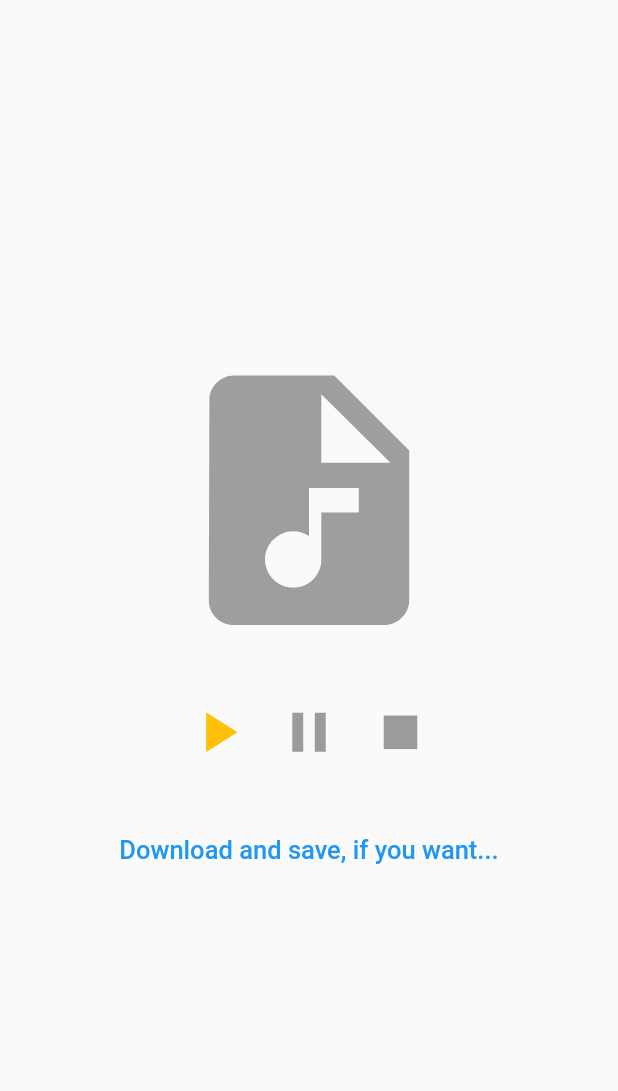
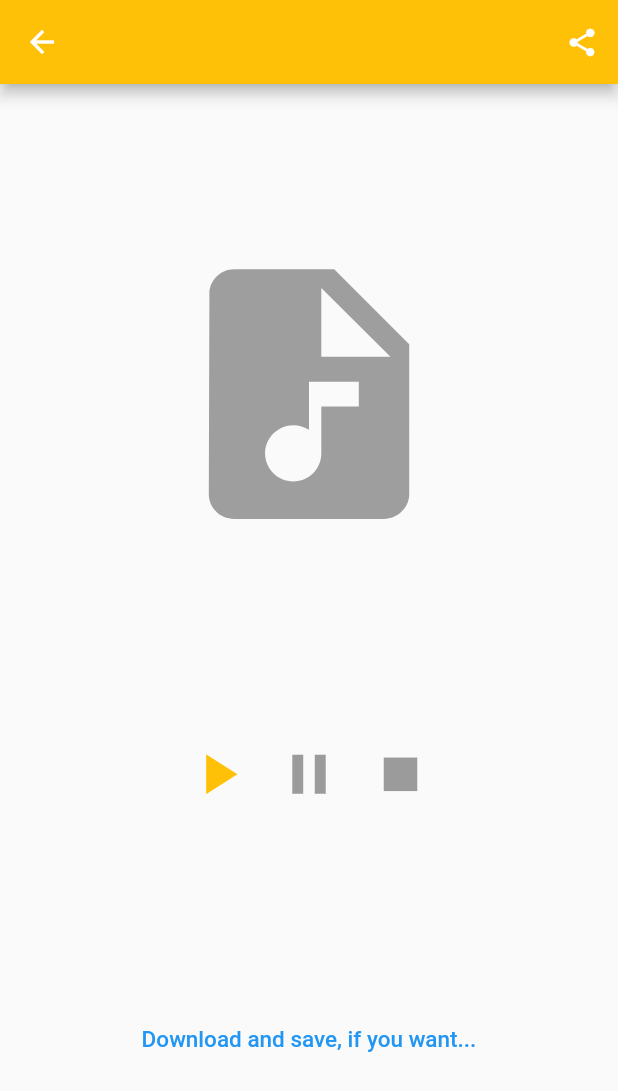
Before and after one commit to vahidmohammadisan/clean-flutter-song-listening-app, a Flutter app: the AudioApp screen opened directly with empty values, on a phone screen of 412 x 824 dp. Shown: the top 1091 px of the screen. Run offline on Flutter 3.47's test engine with Material 2 defaults, Android fonts, the phone set to English and light mode, and no system bars; our stand-ins replace bloc, dartz, equatable, flutter_bloc, get, get_it and 3 more; missing offline and left inert: audioplayer; network calls fail.

Commit message:
sharing song was implemented

```diff
--- a/lib/presentation/pages/listing_page.dart
+++ b/lib/presentation/pages/listing_page.dart
@@ -123,9 +123,7 @@ class _ListingPage extends State<ListingPage> {
                   itemCount: state.music.musicList.length,
                   itemBuilder: (context, position) {
                     return state.music.musicList.isEmpty
-                        ? const Center(
-                            child: Text('Oops!, No '
-                                'Result Found.'))
+                        ? const Center(child: Text('Oops!, No Result Found.'))
                         : Column(
                             children: [
                               ListTile(
@@ -194,7 +192,9 @@ class _ListingPage extends State<ListingPage> {
           }
         }),
         Row(
+          verticalDirection: VerticalDirection.down,
           mainAxisAlignment: MainAxisAlignment.center,
+          crossAxisAlignment: CrossAxisAlignment.center,
           children: [
             FloatingActionButton.small(
               backgroundColor: Colors.amber,
--- a/lib/presentation/pages/play_music.dart
+++ b/lib/presentation/pages/play_music.dart
@@ -9,6 +9,7 @@ import 'package:flutter/material.dart';
 import 'package:flutter/widgets.dart';
 import 'package:http/http.dart';
 import 'package:path_provider/path_provider.dart';
+import 'package:share/share.dart';
 
 class PlayMusic extends StatelessWidget {
   PlayMusic({this.music, this.onPressed});
@@ -18,17 +19,13 @@ class PlayMusic extends StatelessWidget {
 
   @override
   Widget build(BuildContext context) {
-    return Scaffold(
-      appBar: AppBar(
-        backgroundColor: Colors.amber,
-        title: Text(music.Name.split("Yeni")[0]),
-      ),
-      body: AudioApp(music),
-    );
+    return AudioApp(music);
   }
 }
 
 enum PlayerState { stopped, playing, paused }
+
+enum DownloadState { Downloaded, Downloading, Download }
 
 typedef void OnError(Exception exception);
 
@@ -49,12 +46,17 @@ class _AudioAppState extends State<AudioApp> {
   Duration position;
   AudioPlayer audioPlayer;
   String localFilePath;
-  var isDownloaded = false;
   PlayerState playerState = PlayerState.stopped;
 
   get isPlaying => playerState == PlayerState.playing;
 
   get isPaused => playerState == PlayerState.paused;
+
+  DownloadState downloadState = DownloadState.Download;
+
+  get isDownloaded => downloadState == DownloadState.Downloaded;
+
+  get isDownloading => downloadState == DownloadState.Downloading;
 
   get durationText =>
       duration != null ? duration.toString().split('.').first : '';
@@ -144,7 +146,7 @@ class _AudioAppState extends State<AudioApp> {
     final file = File('${dir.path}/${music.Name}.mp3');
     if (await file.exists()) {
       setState(() {
-        isDownloaded = true;
+        downloadState = DownloadState.Downloaded;
       });
       setState(() {
         localFilePath = file.path;
@@ -181,7 +183,7 @@ class _AudioAppState extends State<AudioApp> {
         localFilePath = file.path;
       });
       setState(() {
-        isDownloaded = true;
+        downloadState = DownloadState.Downloaded;
       });
     }
   }
@@ -189,11 +191,32 @@ class _AudioAppState extends State<AudioApp> {
   @override
   Widget build(BuildContext context) {
     final textTheme = Theme.of(context).textTheme;
-    return Center(
+    return Scaffold(
+        appBar: AppBar(
+          backgroundColor: Colors.amber,
+          title: Text('${music.Name.split("Yeni")[0]}\n ${music.Signer}'),
+          actions: [
+            IconButton(
+              iconSize: 22.0,
+              icon: const Icon(
+                Icons.share,
+                color: Colors.white,
+              ),
+              onPressed: () {
+                if (localFilePath != null) {
+                  Share.shareFiles([localFilePath], text: music.Name);
+                } else {
+                  Share.share(music.Link, subject: music.Name);
+                }
+              },
+            )
+          ],
+        ),
+        body: Center(
           child: Center(
             child: Column(
               mainAxisAlignment: MainAxisAlignment.spaceEvenly,
-          mainAxisSize: MainAxisSize.min,
+              // mainAxisSize: MainAxisSize.min,
               children: [
                 IconButton(
                     iconSize: 200.0,
@@ -211,12 +234,19 @@ class _AudioAppState extends State<AudioApp> {
                       mainAxisAlignment: MainAxisAlignment.spaceEvenly,
                       children: [
                         TextButton(
-                      onPressed: () => _loadFile(),
+                          onPressed: () {
+                            _loadFile();
+                            setState(() {
+                              downloadState = DownloadState.Downloading;
+                            });
+                          },
                           child: Text(
                             isDownloaded
                                 ? "This audio has Downloaded."
+                                : isDownloading
+                                    ? "Downloading ... "
                                     : "Download and save, if you want...",
-                        style: const TextStyle(fontSize: 17),
+                            style: const TextStyle(fontSize: 15),
                           ),
                         ),
                       ],
@@ -225,7 +255,7 @@ class _AudioAppState extends State<AudioApp> {
               ],
             ),
           ),
-    );
+        ));
   }
 
   Widget _buildPlayer() => Container(
--- a/pubspec.yaml
+++ b/pubspec.yaml
@@ -49,6 +49,7 @@ dependencies:
   audio_service: ^0.18.4
   audioplayer: 0.8.1
   audioplayer_web: 0.7.1
+  share: ^2.0.4
 
 dev_dependencies:
   flutter_test:
```
Also changed, not shown: pubspec.lock. Lines whose indentation alone changed are shown as unchanged.
